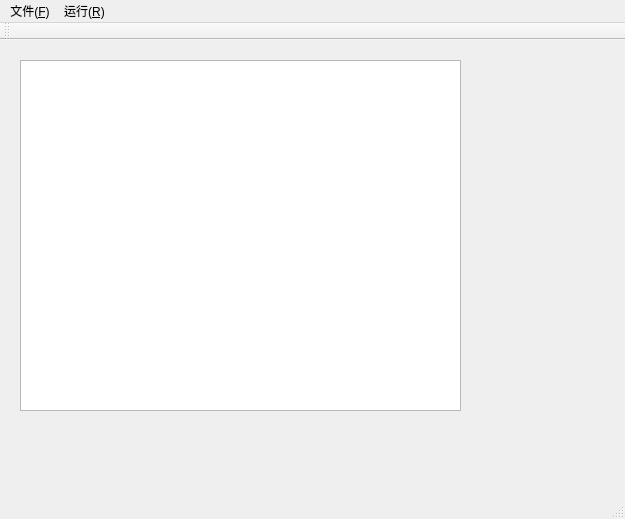
Above: mainwindow.ui from RealGUOL/compiler-gui before the change. Below: the same form after it.
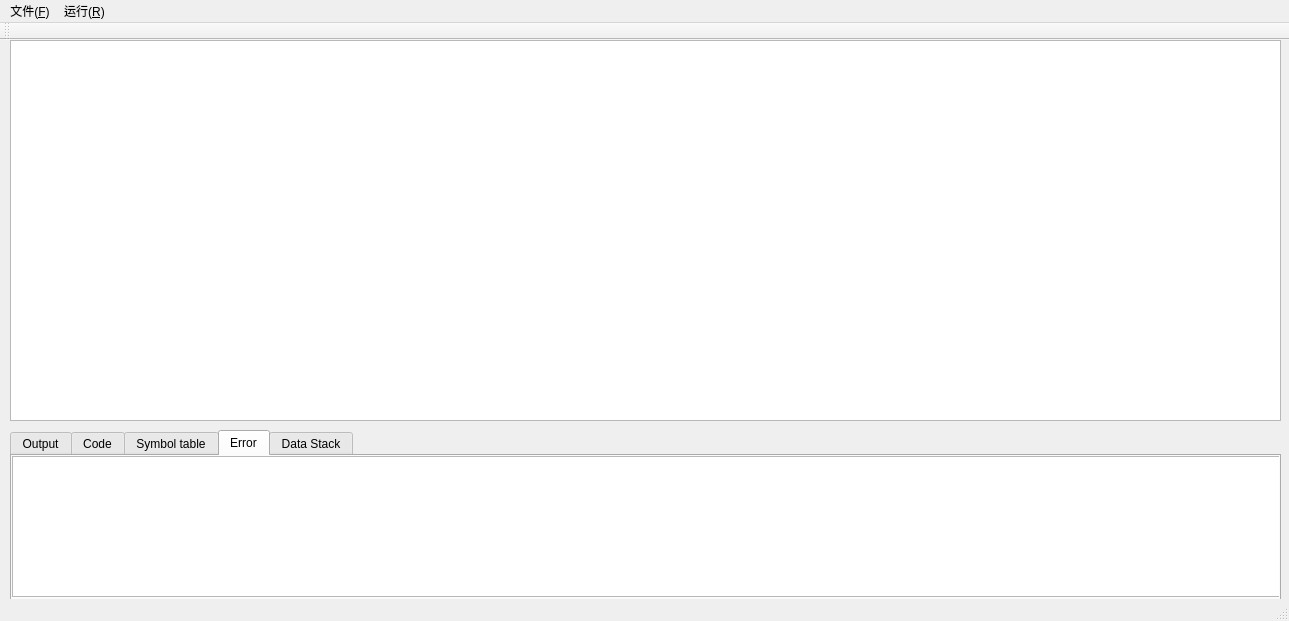
That is the form after the change.

Commit message: code|output|error|symbaltable done

The edit to the form file:
```diff
--- a/mainwindow.ui
+++ b/mainwindow.ui
@@ -6,8 +6,8 @@
    <rect>
     <x>0</x>
     <y>0</y>
-    <width>625</width>
-    <height>519</height>
+    <width>1289</width>
+    <height>621</height>
    </rect>
   </property>
   <property name="windowTitle">
@@ -17,20 +17,98 @@
    <widget class="QTextEdit" name="textEdit">
     <property name="geometry">
      <rect>
-      <x>20</x>
-      <y>20</y>
-      <width>441</width>
-      <height>351</height>
+      <x>10</x>
+      <y>0</y>
+      <width>1271</width>
+      <height>381</height>
      </rect>
     </property>
    </widget>
+   <widget class="QTabWidget" name="tabWidget">
+    <property name="geometry">
+     <rect>
+      <x>10</x>
+      <y>390</y>
+      <width>1271</width>
+      <height>171</height>
+     </rect>
+    </property>
+    <property name="currentIndex">
+     <number>3</number>
+    </property>
+    <widget class="QWidget" name="tab_2">
+     <attribute name="title">
+      <string>Output</string>
+     </attribute>
+     <widget class="QTextBrowser" name="result">
+      <property name="geometry">
+       <rect>
+        <x>0</x>
+        <y>0</y>
+        <width>1271</width>
+        <height>141</height>
+       </rect>
+      </property>
+     </widget>
+    </widget>
+    <widget class="QWidget" name="tab">
+     <attribute name="title">
+      <string>Code</string>
+     </attribute>
+     <widget class="QTextBrowser" name="code">
+      <property name="geometry">
+       <rect>
+        <x>0</x>
+        <y>0</y>
+        <width>1271</width>
+        <height>141</height>
+       </rect>
+      </property>
+     </widget>
+    </widget>
+    <widget class="QWidget" name="tab_4">
+     <attribute name="title">
+      <string>Symbol table</string>
+     </attribute>
+     <widget class="QTextBrowser" name="symbaltable">
+      <property name="geometry">
+       <rect>
+        <x>0</x>
+        <y>0</y>
+        <width>1271</width>
+        <height>141</height>
+       </rect>
+      </property>
+     </widget>
+    </widget>
+    <widget class="QWidget" name="tab_5">
+     <attribute name="title">
+      <string>Error</string>
+     </attribute>
+     <widget class="QTextBrowser" name="errout">
+      <property name="geometry">
+       <rect>
+        <x>0</x>
+        <y>0</y>
+        <width>1271</width>
+        <height>141</height>
+       </rect>
+      </property>
+     </widget>
+    </widget>
+    <widget class="QWidget" name="tab_3">
+     <attribute name="title">
+      <string>Data Stack</string>
+     </attribute>
+    </widget>
+   </widget>
   </widget>
   <widget class="QMenuBar" name="menuBar">
    <property name="geometry">
     <rect>
      <x>0</x>
      <y>0</y>
-     <width>625</width>
+     <width>1289</width>
      <height>26</height>
     </rect>
    </property>
```
Left out of the diff: 23 changed lines with no effect on the pictures. The commit also changes 8 other files.
